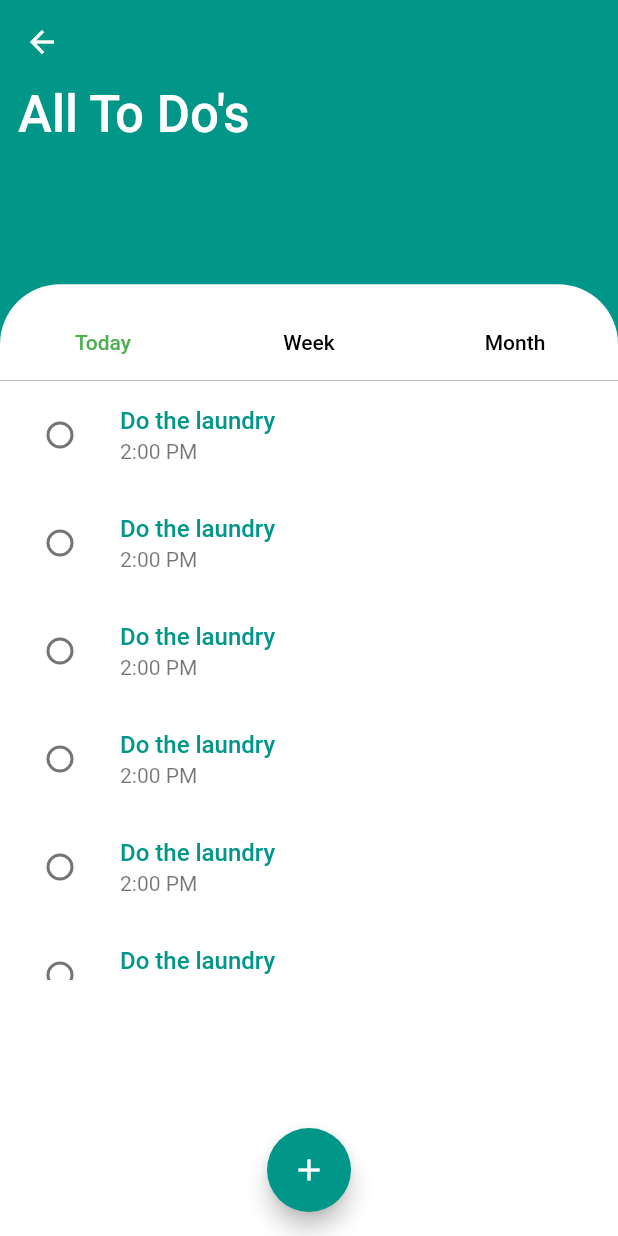
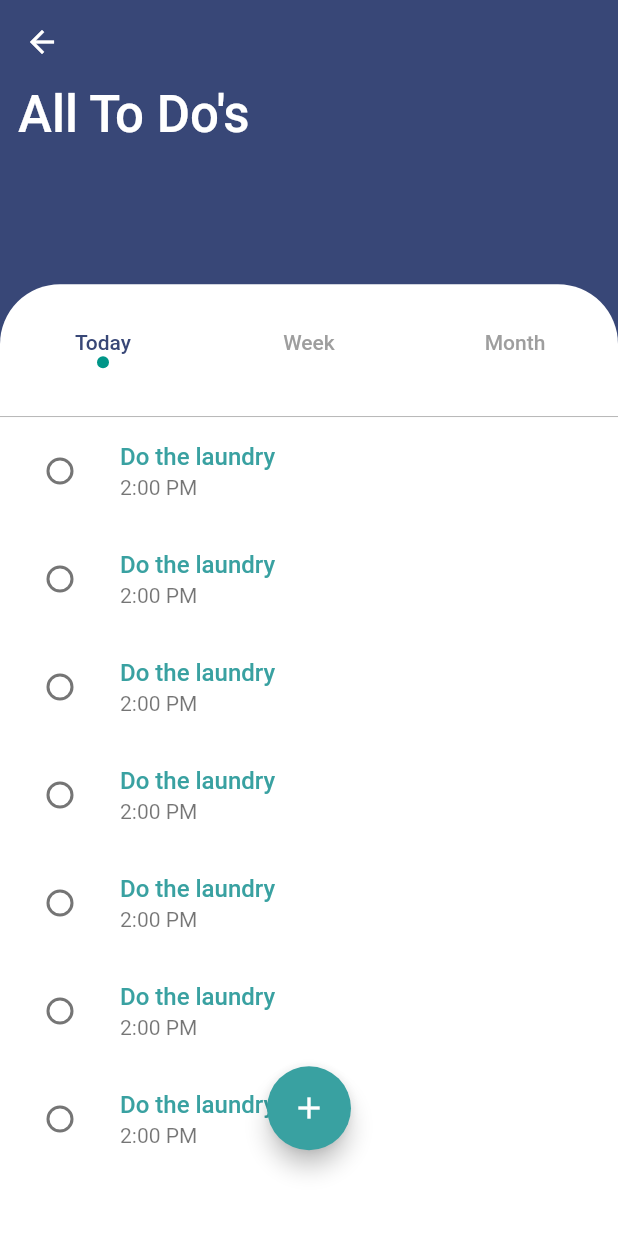
Before and after one commit to gdscashesi/flutter_todo_app_21A, a Flutter app: the screen it shows after launch, after a tap on an icon or button, on a phone screen of 412 x 824 dp. Run offline on Flutter 3.47's test engine with Material 2 defaults, Android fonts, the phone set to English and light mode, and no system bars.

Commit message:
Fixed week expansion bug; implmented month expansion tile

```diff
--- a/lib/main.dart
+++ b/lib/main.dart
@@ -1,5 +1,6 @@
 import 'package:flutter/material.dart';
 import 'package:todo/ui/screens/homescreen/homescreen.dart';
+import 'package:todo/utils/constants.dart';
 
 void main() {
   runApp(const MyApp());
@@ -13,8 +14,14 @@ class MyApp extends StatelessWidget {
   Widget build(BuildContext context) {
     return MaterialApp(
       title: 'Todo',
+      debugShowCheckedModeBanner: false,
       themeMode: ThemeMode.light,
       theme: ThemeData(
+        backgroundColor: secondaryColor,
+        scaffoldBackgroundColor: secondaryColor,
+        floatingActionButtonTheme: const FloatingActionButtonThemeData(
+          backgroundColor: primaryColor
+        ),
         textTheme: const TextTheme(
           headline4: TextStyle(
             color: Colors.white,
@@ -25,11 +32,11 @@ class MyApp extends StatelessWidget {
             fontWeight: FontWeight.w500
           ),
           subtitle1: TextStyle(
-            color: Colors.teal,
+            color: primaryColor,
             fontWeight: FontWeight.w500
           )
         ),
-        primarySwatch: Colors.teal,
+        primarySwatch: MaterialColor(primaryColor.value, primaryColorSwatch),
         buttonTheme: ButtonThemeData(
           padding: const EdgeInsets.all(8),
           buttonColor: Colors.white,
--- a/lib/ui/screens/add_task/add_task_screen.dart
+++ b/lib/ui/screens/add_task/add_task_screen.dart
@@ -29,6 +29,7 @@ class _AddTaskScreenState extends State<AddTaskScreen> {
                       child: Icon(Icons.folder_shared),
                     ),
                     DropdownButton(
+
                       value: "All",
                       onChanged: (val){
 
@@ -71,7 +72,7 @@ class _AddTaskScreenState extends State<AddTaskScreen> {
                 ),
 
 
-                //todo malke alarm widget
+                //todo make alarm widget
                 ListTile(
                   title: const Text("Alarm"),
                   trailing: const Text("Mon 30/02/2021, 16,2:00PM"),
--- a/lib/ui/screens/homescreen/homescreen.dart
+++ b/lib/ui/screens/homescreen/homescreen.dart
@@ -1,5 +1,6 @@
 import 'package:flutter/material.dart';
 import 'package:todo/ui/screens/homescreen/widgets/task_tile.dart';
+import 'package:todo/utils/constants.dart';
 
 class HomeScreen extends StatefulWidget {
   const HomeScreen({Key? key}) : super(key: key);
@@ -16,7 +17,7 @@ class _HomeScreenState extends State<HomeScreen> {
 
 
     return Scaffold(
-      backgroundColor: Colors.grey,
+      backgroundColor: secondaryColor,
         body: Container(
           padding:  EdgeInsets.symmetric(vertical: size.height * 0.05, horizontal: 12),
         child: Column(
--- a/lib/ui/screens/task_list/widgets/custom_tab.dart
+++ b/lib/ui/screens/task_list/widgets/custom_tab.dart
@@ -1,4 +1,9 @@
 import "package:flutter/material.dart";
+import 'package:todo/ui/screens/task_list/widgets/custom_tab_indicator.dart';
+import 'package:todo/ui/screens/task_list/widgets/daily_task_list.dart';
+import 'package:todo/ui/screens/task_list/widgets/monthly_task_list.dart';
+import 'package:todo/ui/screens/task_list/widgets/weekly_task_list.dart';
+import 'package:todo/utils/constants.dart';
 
 class CustomTab extends StatefulWidget {
   const CustomTab({Key? key}) : super(key: key);
@@ -16,95 +21,30 @@ class _CustomTabState extends State<CustomTab> {
         child: Column(
             crossAxisAlignment: CrossAxisAlignment.stretch,
             children: <Widget>[
-              const TabBar(
-                labelColor: Colors.green,
-                unselectedLabelColor: Colors.black,
-                tabs: [
+               TabBar(
+                labelColor: secondaryColor,
+
+                indicatorPadding: const EdgeInsets.all(8),
+                indicator: CustomTabIndicator(),
+                unselectedLabelColor: Colors.grey,
+                tabs: const [
                   Tab(text: 'Today'),
                   Tab(text: 'Week'),
                   Tab(text: 'Month'),
                 ],
               ),
               Container(
-                  height: 400, //height of TabBarView
+                margin: const EdgeInsets.only(top:24),
+                height: MediaQuery.of(context).size.height * 0.6,
                   decoration: const BoxDecoration(
                       border: Border(
                           top: BorderSide(color: Colors.grey, width: 0.5))),
                   child: const TabBarView(
                       children: <Widget>[
-                        _DailyTaskList(),
-                        _DailyTaskList(),
-                        _DailyTaskList(),
+                        DailyTaskList(),
+                        WeeklyTaskList(),
+                        MonthlyTaskList(),
                   ]))
             ]));
   }
 }
-
-
-
-
-
-
-class _DailyTaskList extends StatefulWidget {
-  const _DailyTaskList({Key? key}) : super(key: key);
-
-  @override
-  __DailyTaskListState createState() => __DailyTaskListState();
-}
-
-class __DailyTaskListState extends State<_DailyTaskList> {
-  @override
-  Widget build(BuildContext context) {
-    return ListView.builder(
-      itemBuilder: (context, index){
-        return const _Tile(
-          title: "Do the laundry",
-          time: "2:00 PM",
-        );
-      },
-    );
-  }
-}
-
-
-
-
-
-class _Tile extends StatefulWidget {
-  final String title;
-  final String time;
-
-  const _Tile({
-    required this.title,
-    required this.time,
-    Key? key
-  }) : super(key: key);
-
-  @override
-  __TileState createState() => __TileState();
-}
-
-class __TileState extends State<_Tile> {
-  bool val = false;
-
-  @override
-  Widget build(BuildContext context) {
-    return ListTile(
-      leading:
-      Checkbox(
-        onChanged: (bool? value) {
-          setState(() {
-            val = value ?? false;
-          });
-        },
-        shape: const CircleBorder(),
-        value: val,
-      ),
-      title: Text(widget.title,style: TextStyle(
-        decoration: val ? TextDecoration.lineThrough : TextDecoration.none,
-        color: val ? Colors.grey :null
-      ),),
-      subtitle: Text(widget.time),
-    );
-  }
-}
--- /dev/null
+++ b/lib/ui/screens/task_list/widgets/custom_tab_indicator.dart
@@ -0,0 +1,30 @@
+
+import 'package:flutter/material.dart';
+
+class CustomTabIndicator extends Decoration {
+  final BoxPainter _painter;
+
+  CustomTabIndicator() : _painter = _CirclePainter(Colors.teal, 4);
+
+  @override
+  BoxPainter createBoxPainter([VoidCallback? onChanged]) {
+    return _painter;
+  }
+
+}
+
+class _CirclePainter extends BoxPainter {
+  final Paint _paint;
+  final double radius;
+
+  _CirclePainter(Color color, this.radius)
+      : _paint = Paint()
+    ..color = color
+    ..isAntiAlias = true;
+
+  @override
+  void paint(Canvas canvas, Offset offset, ImageConfiguration cfg) {
+    final Offset circleOffset = offset + Offset(cfg.size!.width / 2, cfg.size!.height - radius);
+    canvas.drawCircle(circleOffset, radius, _paint);
+  }
+}
--- /dev/null
+++ b/lib/ui/screens/task_list/widgets/daily_task_list.dart
@@ -0,0 +1,68 @@
+import 'package:flutter/material.dart';
+
+
+
+
+class DailyTaskList extends StatefulWidget {
+  const DailyTaskList({Key? key}) : super(key: key);
+
+  @override
+  _DailyTaskListState createState() => _DailyTaskListState();
+}
+
+class _DailyTaskListState extends State<DailyTaskList> {
+  @override
+  Widget build(BuildContext context) {
+    return ListView.builder(
+      itemBuilder: (context, index){
+        return const _Tile(
+          title: "Do the laundry",
+          time: "2:00 PM",
+        );
+      },
+    );
+  }
+}
+
+
+
+
+
+class _Tile extends StatefulWidget {
+  final String title;
+  final String time;
+
+  const _Tile({
+    required this.title,
+    required this.time,
+    Key? key
+  }) : super(key: key);
+
+  @override
+  __TileState createState() => __TileState();
+}
+
+class __TileState extends State<_Tile> {
+  bool val = false;
+
+  @override
+  Widget build(BuildContext context) {
+    return ListTile(
+      leading:
+      Checkbox(
+        onChanged: (bool? value) {
+          setState(() {
+            val = value ?? false;
+          });
+        },
+        shape: const CircleBorder(),
+        value: val,
+      ),
+      title: Text(widget.title,style: TextStyle(
+          decoration: val ? TextDecoration.lineThrough : TextDecoration.none,
+          color: val ? Colors.grey :null
+      ),),
+      subtitle: Text(widget.time),
+    );
+  }
+}
--- a/lib/ui/widgets/page_widget.dart
+++ b/lib/ui/widgets/page_widget.dart
@@ -24,10 +24,12 @@ class PageWidget extends StatelessWidget {
           elevation: 0,
         ),
 
-        backgroundColor: Colors.teal,
+
         floatingActionButtonLocation: FloatingActionButtonLocation.centerFloat,
 
-        floatingActionButton: floatingActionButton,
+        floatingActionButton: Container(
+          margin: EdgeInsets.only(bottom: size.height * 0.05),
+            child: floatingActionButton),
 
         body: SizedBox(
           width: size.width,
--- /dev/null
+++ b/lib/utils/constants.dart
@@ -0,0 +1,76 @@
+
+
+import 'package:flutter/material.dart';
+
+const Color primaryColor = Color(0xff39a1a1);
+const Color secondaryColor = Color(0xFF384777);
+
+
+
+const List<String> days = [
+  "Monday",
+  "Tuesday",
+  "Wednesday",
+  "Thursday",
+  "Friday",
+  "Saturday",
+  "Sunday"
+];
+
+
+///List of a key value pair with key being month and value being number of
+///weeks in that month
+const List<Map<String,int>> months = [
+  {"January": 4},
+  {"February": 4},
+  {"March": 4},
+  {"April": 5},
+  {"May": 5},
+  {"June": 4},
+  {"July": 4},
+  {"August": 5},
+  {"September": 5},
+  {"October": 4},
+  {"November": 4},
+  {"December": 5},
+];
+
+
+const List<String> tasks = [
+  "Do the laundry",
+  "Computer programming assignment",
+  "Change bedsheets",
+  "Buy stuff for the house",
+  "Take dogs on a walk",
+  "Call the driver",
+  "Sleep"
+];
+
+
+
+Map<int, Color> primaryColorSwatch = {
+  50: primaryColor.withOpacity(0.1),
+  100: primaryColor.withOpacity(0.2),
+  200: primaryColor.withOpacity(0.3),
+  300: primaryColor.withOpacity(0.4),
+  400: primaryColor.withOpacity(0.5),
+  500: primaryColor.withOpacity(0.6),
+  600: primaryColor.withOpacity(0.7),
+  700: primaryColor.withOpacity(0.8),
+  800: primaryColor.withOpacity(0.9),
+  900: primaryColor.withOpacity(1),
+};
+
+
+Map<int, Color> secondaryColorSwatch = {
+  50: secondaryColor.withOpacity(0.1),
+  100: secondaryColor.withOpacity(0.2),
+  200: secondaryColor.withOpacity(0.3),
+  300: secondaryColor.withOpacity(0.4),
+  400: secondaryColor.withOpacity(0.5),
+  500: secondaryColor.withOpacity(0.6),
+  600: secondaryColor.withOpacity(0.7),
+  700: secondaryColor.withOpacity(0.8),
+  800: secondaryColor.withOpacity(0.9),
+  900: secondaryColor.withOpacity(1),
+};
```
Also changed, not shown: lib/ui/screens/task_list/widgets/monthly_task_list.dart (added, +98 -0 lines), lib/ui/screens/task_list/widgets/weekly_task_list.dart (added, +90 -0 lines).
